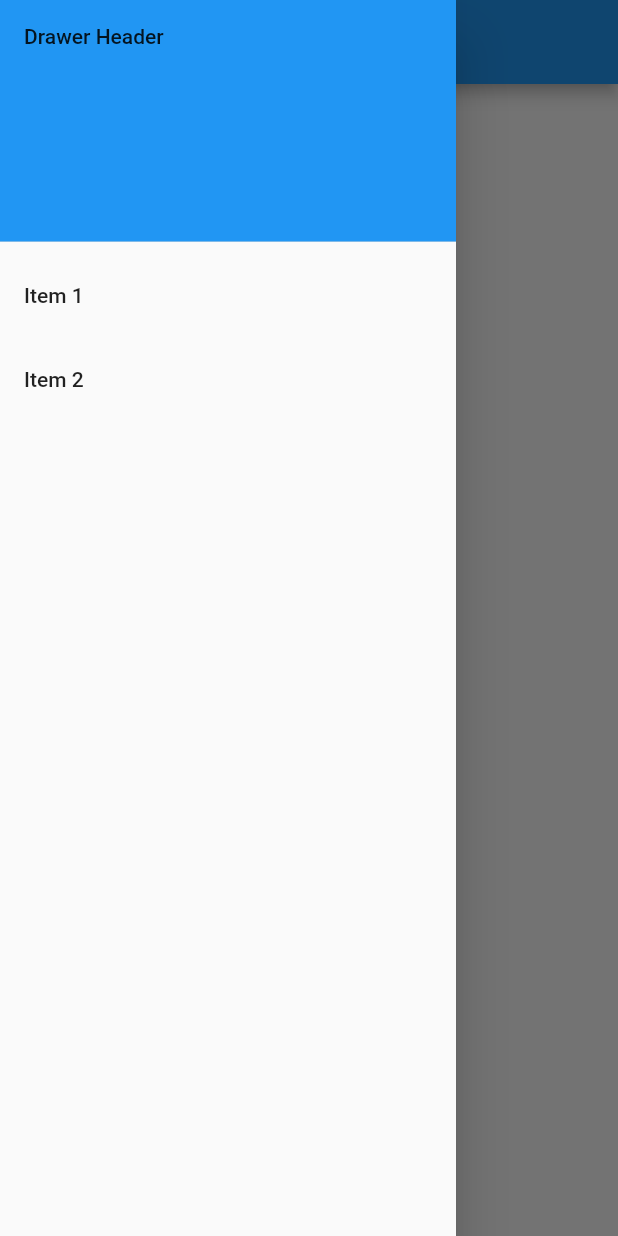
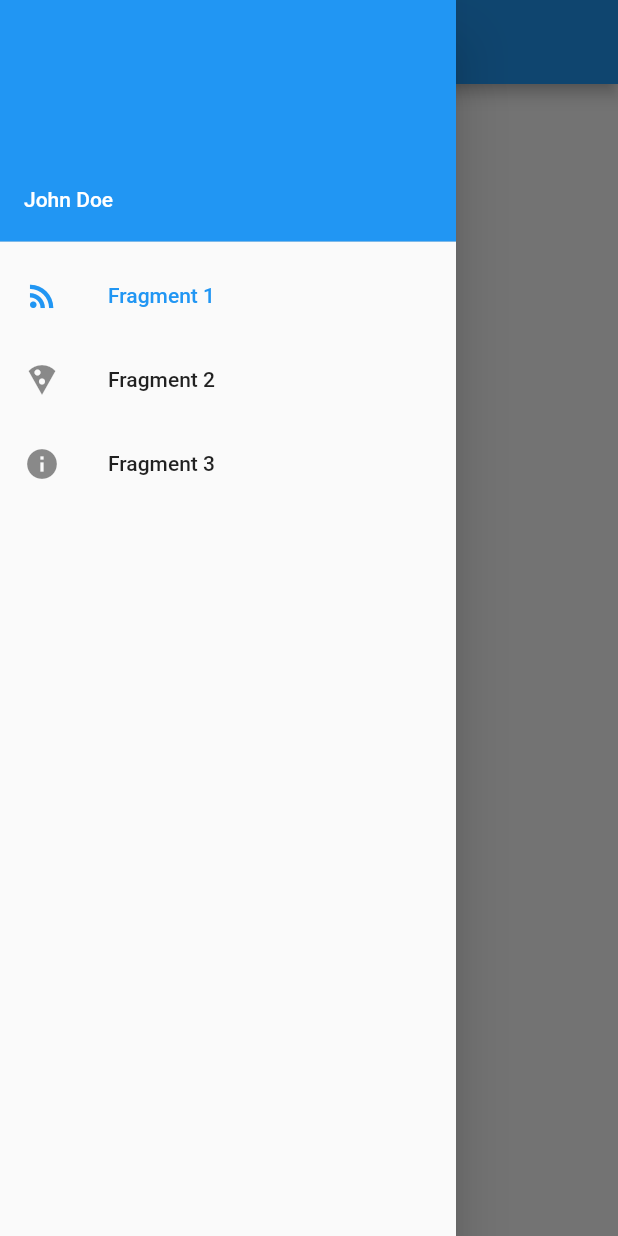
Before and after one commit to yordyjlg/fluterRegistroDeCompras, a Flutter app: the screen it shows after launch, with the side drawer open, on a phone screen of 412 x 824 dp. Run offline on Flutter 3.47's test engine with Material 2 defaults, Android fonts, the phone set to English and light mode, and no system bars.

Commit message:
drawer menu

```diff
--- /dev/null
+++ b/lib/drawerFragments/firstFragment.dart
@@ -0,0 +1,12 @@
+import 'package:flutter/material.dart';
+
+class FirstFragment extends StatelessWidget {
+  @override
+  Widget build(BuildContext context) {
+    // TODO: implement build
+    return new Center(
+      child: new Text("Hello Fragment 1"),
+    );
+  }
+
+}
--- /dev/null
+++ b/lib/drawerFragments/secondFragment.dart
@@ -0,0 +1,12 @@
+import 'package:flutter/material.dart';
+
+class SecondFragment extends StatelessWidget {
+  @override
+  Widget build(BuildContext context) {
+    // TODO: implement build
+    return new Center(
+      child: new Text("Hello Fragment 2"),
+    );
+  }
+
+}
--- /dev/null
+++ b/lib/drawerFragments/thirdFragment.dart
@@ -0,0 +1,12 @@
+import 'package:flutter/material.dart';
+
+class ThirdFragment extends StatelessWidget {
+  @override
+  Widget build(BuildContext context) {
+    // TODO: implement build
+    return new Center(
+      child: new Text("Hello Fragment 3"),
+    );
+  }
+
+}
--- a/lib/main.dart
+++ b/lib/main.dart
@@ -1,5 +1,6 @@
 import 'package:flutter/material.dart';
 import 'package:flutter/foundation.dart';
+import 'package:fluteryl/navigationDrawer/navigationDrawer.dart';
 
 void main() => runApp(MyApp());
 
@@ -22,7 +23,7 @@ class MyApp extends StatelessWidget {
         // is not restarted.
         primarySwatch: Colors.blue,
       ),
-      home: MyHomePage(title: appTitle),
+      home: HomePage(),
     );
   }
 }
--- /dev/null
+++ b/lib/navigationDrawer/navigationDrawer.dart
@@ -0,0 +1,80 @@
+import 'package:flutter/material.dart';
+import 'package:fluteryl/drawerFragments/firstFragment.dart';
+import 'package:fluteryl/drawerFragments/secondFragment.dart';
+import 'package:fluteryl/drawerFragments/thirdFragment.dart';
+
+class DrawerItem {
+  String title;
+  IconData icon;
+  DrawerItem(this.title, this.icon);
+}
+
+class HomePage extends StatefulWidget {
+  final drawerItems = [
+    new DrawerItem("Fragment 1", Icons.rss_feed),
+    new DrawerItem("Fragment 2", Icons.local_pizza),
+    new DrawerItem("Fragment 3", Icons.info)
+  ];
+
+  @override
+  State<StatefulWidget> createState() {
+    return new HomePageState();
+  }
+}
+
+class HomePageState extends State<HomePage> {
+  int _selectedDrawerIndex = 0;
+
+  _getDrawerItemWidget(int pos) {
+    switch (pos) {
+      case 0:
+        return new FirstFragment();
+      case 1:
+        return new SecondFragment();
+      case 2:
+        return new ThirdFragment();
+
+      default:
+        return new Text("Error");
+    }
+  }
+
+  _onSelectItem(int index) {
+    setState(() => _selectedDrawerIndex = index);
+    Navigator.of(context).pop(); // close the drawer
+  }
+
+  @override
+  Widget build(BuildContext context) {
+    var drawerOptions = <Widget>[];
+    for (var i = 0; i < widget.drawerItems.length; i++) {
+      var d = widget.drawerItems[i];
+      drawerOptions.add(
+          new ListTile(
+            leading: new Icon(d.icon),
+            title: new Text(d.title),
+            selected: i == _selectedDrawerIndex,
+            onTap: () => _onSelectItem(i),
+          )
+      );
+    }
+
+    return new Scaffold(
+      appBar: new AppBar(
+        // here we display the title corresponding to the fragment
+        // you can instead choose to have a static title
+        title: new Text(widget.drawerItems[_selectedDrawerIndex].title),
+      ),
+      drawer: new Drawer(
+        child: new Column(
+          children: <Widget>[
+            new UserAccountsDrawerHeader(
+                accountName: new Text("John Doe"), accountEmail: null),
+            new Column(children: drawerOptions)
+          ],
+        ),
+      ),
+      body: _getDrawerItemWidget(_selectedDrawerIndex),
+    );
+  }
+}
```
